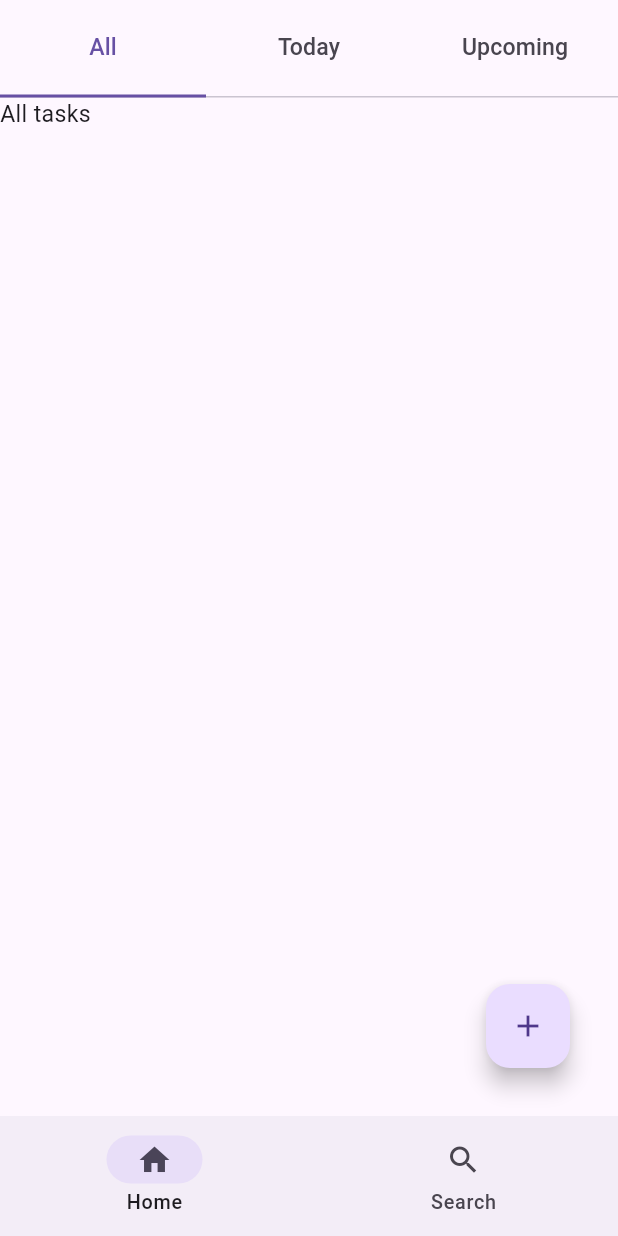
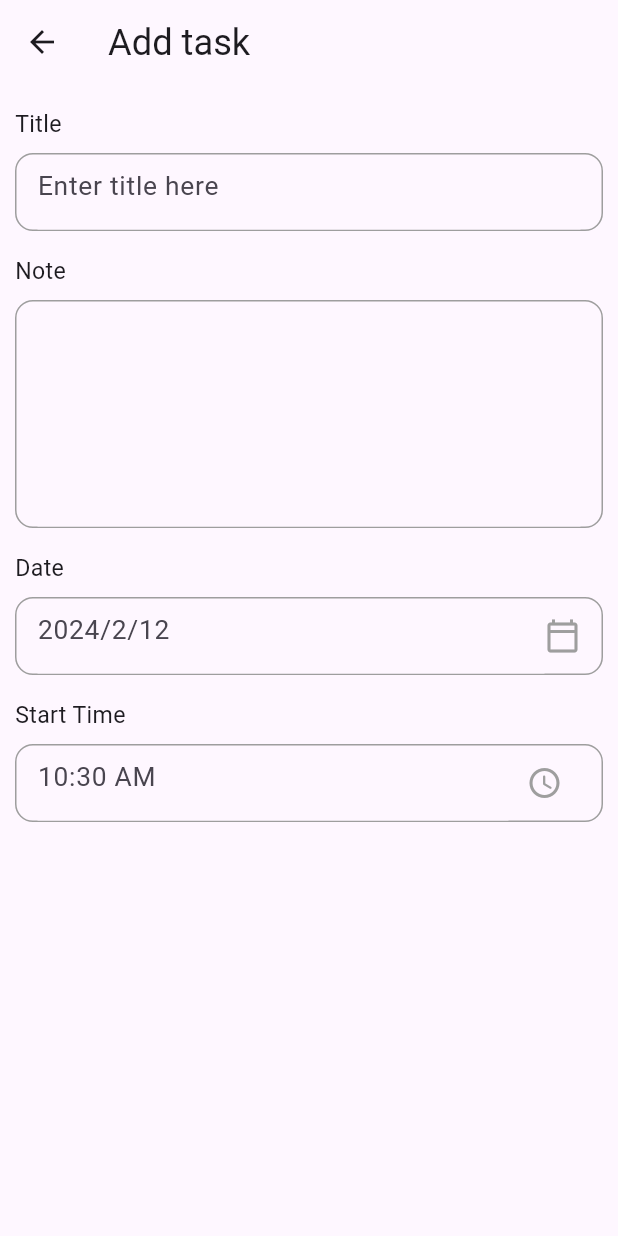
Before and after one commit to manhvu0803/todo-flutter, a Flutter app: the screen it shows after launch, after a tap on the "add" icon, on a phone screen of 412 x 824 dp. Run offline on Flutter 3.47's test engine with Material 3 defaults, Android fonts, the phone set to English and light mode, and no system bars.

Commit message:
Add task-adding page

```diff
--- /dev/null
+++ b/lib/add_task_page.dart
@@ -0,0 +1,92 @@
+import 'package:flutter/material.dart';
+import 'package:todo/input_field.dart';
+
+class AddTaskPage extends StatefulWidget {
+  const AddTaskPage({super.key});
+  @override
+  State<StatefulWidget> createState() => _AddTaskPageState();
+}
+
+class _AddTaskPageState extends State<AddTaskPage> {
+  final TextEditingController _titleController = TextEditingController();
+  final TextEditingController _noteController = TextEditingController();
+  late DateTime _selectedDate;
+  TimeOfDay _selectedTime = TimeOfDay.now();
+
+  @override
+  void initState() {
+    super.initState();
+    final now = DateTime.now();
+    _selectedDate = DateTime(now.year, now.month, now.day);
+  }
+
+  @override
+  Widget build(BuildContext context) {
+    return Scaffold(
+      appBar: AppBar(
+        leading: IconButton(
+          onPressed: () => Navigator.pop(context),
+          icon: const Icon(Icons.arrow_back)
+        ),
+        title: const Text("Add task"),
+      ),
+      body: Container(
+        padding: const EdgeInsets.symmetric(horizontal: 10),
+        child: SingleChildScrollView(
+          child: Column(
+            children: [
+              InputField(
+                title: 'Title',
+                hint: 'Enter title here',
+                controller: _titleController,
+              ),
+              InputField(
+                title: 'Note',
+                isMultiline: true,
+                controller: _noteController,
+              ),
+              InputField(
+                title: 'Date',
+                hint: "${_selectedDate.year}/${_selectedDate.month}/${_selectedDate.day}",
+                onTap: () => _selectDate(context),
+                widget: const Icon(
+                  Icons.calendar_today_outlined,
+                  color: Colors.grey,
+                ),
+              ),
+              InputField(
+                title: 'Start Time',
+                hint: _selectedTime.format(context),
+                onTap: () => _selectTime(context),
+                widget: IconButton(
+                  onPressed: () => _selectTime(context),
+                  icon: const Icon(
+                    Icons.access_time_rounded,
+                    color: Colors.grey,
+                  ),
+                ),
+              ),
+            ],
+          ),
+        ),
+      ),
+    );
+  }
+
+  Future<void> _selectDate(BuildContext context) async {
+    final now = DateTime.now();
+    final selectedTime = await showDatePicker(context: context, firstDate: DateTime(now.year, now.month, now.day), lastDate: DateTime(now.year + 2, 1, 1));
+
+    if (selectedTime != null && selectedTime != _selectedDate) {
+      setState(() => _selectedDate = selectedTime);
+    }
+  }
+
+  Future<void> _selectTime(BuildContext context) async {
+    final selectedTime = await showTimePicker(context: context, initialTime: TimeOfDay.now());
+
+    if (selectedTime != null && selectedTime != _selectedTime) {
+      setState(() => _selectedTime = selectedTime);
+    }
+  }
+}
--- /dev/null
+++ b/lib/input_field.dart
@@ -0,0 +1,74 @@
+import 'package:flutter/cupertino.dart';
+import 'package:flutter/material.dart';
+import 'package:flutter/widgets.dart';
+
+class InputField extends StatelessWidget {
+  final String title;
+  final String hint;
+  final TextEditingController? controller;
+  final Widget? widget;
+  final Function()? onTap;
+  final bool isMultiline;
+
+  const InputField({
+    super.key,
+    required this.title,
+    this.hint = "",
+    this.controller,
+    this.widget,
+    this.onTap,
+    this.isMultiline = false
+  });
+
+  @override
+  Widget build(BuildContext context) {
+    return Container(
+      margin: const EdgeInsets.only(top: 16),
+      child: Column(
+        crossAxisAlignment: CrossAxisAlignment.start,
+        children: [
+          Text(title),
+          Container(
+            margin: const EdgeInsets.only(top: 8),
+            padding: const EdgeInsets.only(left: 14),
+            height: isMultiline ? 152 : 52,
+            decoration: BoxDecoration(
+              borderRadius: BorderRadius.circular(12),
+              border: Border.all(color: Colors.grey)
+            ),
+            child: Row(
+              children: [
+                Expanded(
+                  child: TextFormField(
+                    keyboardType: isMultiline ? TextInputType.multiline : null,
+                    maxLines: 8,
+                    onTap: onTap,
+                    controller: controller,
+                    autofocus: false,
+                    readOnly: widget != null ? true : false,
+                    decoration: InputDecoration(
+                      hintText: hint,
+                      enabledBorder: UnderlineInputBorder(
+                        borderSide: BorderSide(color: Theme.of(context).colorScheme.background)
+                      ),
+                      focusedBorder: UnderlineInputBorder(
+                        borderSide: BorderSide(
+                          color: Theme.of(context).colorScheme.background,
+                          width: 0
+                        )
+                      ),
+                    )
+                  )
+                ),
+                Padding(
+                  padding: const EdgeInsets.only(right: 14),
+                  child: widget ?? Container(),
+                ),
+              ],
+            ),
+          ),
+        ],
+      ),
+    );
+  }
+}
--- a/lib/main.dart
+++ b/lib/main.dart
@@ -1,6 +1,7 @@
 import 'package:flutter/material.dart';
+import 'package:todo/add_task_page.dart';
 import 'package:todo/search_view.dart';
-import 'package:todo/task_view.dart';
+import 'package:todo/tasks_view.dart';
 
 void main() {
   runApp(const TodoApp());
@@ -37,7 +38,7 @@ class _MainScreenState extends State<MainScreen> {
   Widget build(BuildContext context) {
     return SafeArea(
       child: Scaffold(
-        body: (selectedPageIndex == 0) ? const TaskView() : const SearchView(),
+        body: (selectedPageIndex == 0) ? const TasksView() : const SearchView(),
         bottomNavigationBar: NavigationBar(
           onDestinationSelected: (index) => setState(() => selectedPageIndex = index),
           selectedIndex: selectedPageIndex,
@@ -49,7 +50,7 @@ class _MainScreenState extends State<MainScreen> {
         floatingActionButton: Padding(
           padding: const EdgeInsets.all(16.0),
           child: FloatingActionButton(
-            onPressed: () {},
+            onPressed: () => Navigator.push(context, MaterialPageRoute(builder: (context) => const AddTaskPage())),
             child: const Icon(Icons.add),
           ),
         ),
--- a/lib/src/localization/app_en.arb
+++ /dev/null
@@ -1,6 +0,0 @@
-{
-  "appTitle": "todo",
-  "@appTitle": {
-    "description": "The title of the application"
-  }
-}
--- a/lib/src/sample_feature/sample_item.dart
+++ /dev/null
@@ -1,6 +0,0 @@
-/// A placeholder class that represents an entity or model.
-class SampleItem {
-  const SampleItem(this.id);
-
-  final int id;
-}
--- a/lib/src/settings/settings_controller.dart
+++ /dev/null
@@ -1,50 +0,0 @@
-import 'package:flutter/material.dart';
-
-import 'settings_service.dart';
-
-/// A class that many Widgets can interact with to read user settings, update
-/// user settings, or listen to user settings changes.
-///
-/// Controllers glue Data Services to Flutter Widgets. The SettingsController
-/// uses the SettingsService to store and retrieve user settings.
-class SettingsController with ChangeNotifier {
-  SettingsController(this._settingsService);
-
-  // Make SettingsService a private variable so it is not used directly.
-  final SettingsService _settingsService;
-
-  // Make ThemeMode a private variable so it is not updated directly without
-  // also persisting the changes with the SettingsService.
-  late ThemeMode _themeMode;
-
-  // Allow Widgets to read the user's preferred ThemeMode.
-  ThemeMode get themeMode => _themeMode;
-
-  /// Load the user's settings from the SettingsService. It may load from a
-  /// local database or the internet. The controller only knows it can load the
-  /// settings from the service.
-  Future<void> loadSettings() async {
-    _themeMode = await _settingsService.themeMode();
-
-    // Important! Inform listeners a change has occurred.
-    notifyListeners();
-  }
-
-  /// Update and persist the ThemeMode based on the user's selection.
-  Future<void> updateThemeMode(ThemeMode? newThemeMode) async {
-    if (newThemeMode == null) return;
-
-    // Do not perform any work if new and old ThemeMode are identical
-    if (newThemeMode == _themeMode) return;
-
-    // Otherwise, store the new ThemeMode in memory
-    _themeMode = newThemeMode;
-
-    // Important! Inform listeners a change has occurred.
-    notifyListeners();
-
-    // Persist the changes to a local database or the internet using the
-    // SettingService.
-    await _settingsService.updateThemeMode(newThemeMode);
-  }
-}
--- a/lib/src/settings/settings_service.dart
+++ /dev/null
@@ -1,17 +0,0 @@
-import 'package:flutter/material.dart';
-
-/// A service that stores and retrieves user settings.
-///
-/// By default, this class does not persist user settings. If you'd like to
-/// persist the user settings locally, use the shared_preferences package. If
-/// you'd like to store settings on a web server, use the http package.
-class SettingsService {
-  /// Loads the User's preferred ThemeMode from local or remote storage.
-  Future<ThemeMode> themeMode() async => ThemeMode.system;
-
-  /// Persists the user's preferred ThemeMode to local or remote storage.
-  Future<void> updateThemeMode(ThemeMode theme) async {
-    // Use the shared_preferences package to persist settings locally or the
-    // http package to persist settings over the network.
-  }
-}
```
Also changed, not shown: lib/src/app.dart (deleted, +0 -85 lines), lib/src/sample_feature/sample_item_details_view.dart (deleted, +0 -20 lines), lib/src/sample_feature/sample_item_list_view.dart (deleted, +0 -71 lines), lib/src/settings/settings_view.dart (deleted, +0 -51 lines).
